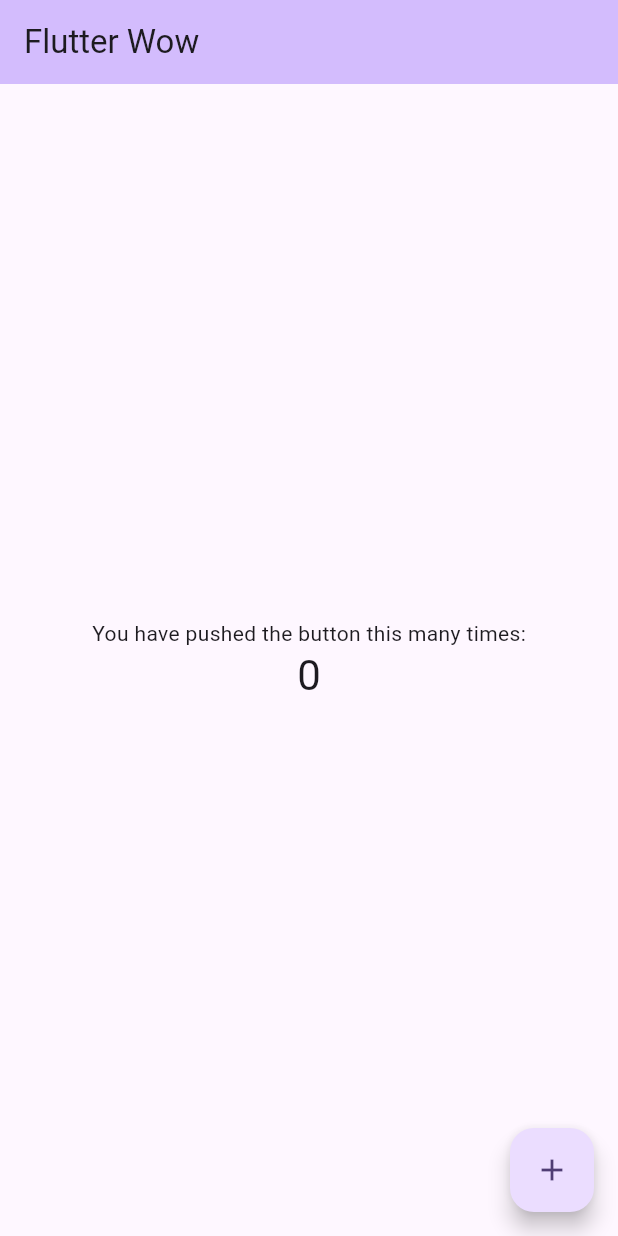
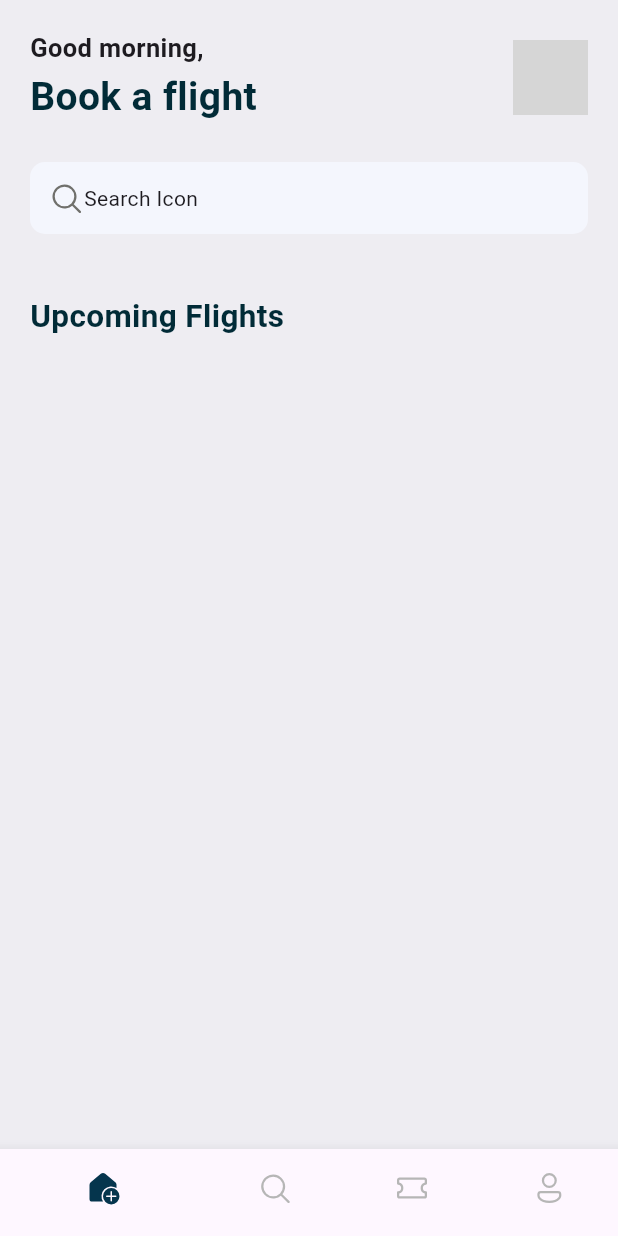
Before and after one commit to kingjamesegun/ticket_app, a Flutter app: the screen it shows after launch, on a phone screen of 412 x 824 dp. Run offline on Flutter 3.47's test engine with Material 3 defaults, Android fonts, the phone set to English and light mode, and no system bars; our stand-ins replace fluentui_icons; grey boxes are pictures that could not be loaded.

Commit message:
working on home screen

```diff
--- /dev/null
+++ b/lib/base/bottom_nav_bar.dart
@@ -0,0 +1,63 @@
+import 'package:fluentui_icons/fluentui_icons.dart';
+import 'package:flutter/material.dart';
+import 'package:ticket_app/screens/home_screen.dart';
+
+class BottomNavBar extends StatefulWidget {
+  const BottomNavBar({super.key});
+
+  @override
+  State<BottomNavBar> createState() => _BottomNavBarState();
+}
+
+class _BottomNavBarState extends State<BottomNavBar> {
+  final appScreens = [
+    const HomeScreen(),
+    const Text("Search"),
+    const Text("Tickets"),
+    const Text("Profile"),
+  ];
+
+  int _selectedIndex = 0;
+
+  void _onItemTapped(int index) {
+    setState(() {
+      _selectedIndex = index;
+    });
+  }
+
+  @override
+  Widget build(BuildContext context) {
+    return Scaffold(
+      body: appScreens[_selectedIndex],
+      bottomNavigationBar: BottomNavigationBar(
+        currentIndex: _selectedIndex,
+        onTap: _onItemTapped,
+        selectedItemColor: const Color.fromARGB(255, 5, 53, 77),
+        unselectedItemColor: const Color(0xFFB6B6B6),
+        showSelectedLabels: false,
+        items: const <BottomNavigationBarItem>[
+          BottomNavigationBarItem(
+            icon: Icon(FluentSystemIcons.ic_fluent_home_add_regular),
+            activeIcon: Icon(FluentSystemIcons.ic_fluent_home_add_filled),
+            label: 'Home',
+          ),
+          BottomNavigationBarItem(
+            icon: Icon(FluentSystemIcons.ic_fluent_search_regular),
+            activeIcon: Icon(FluentSystemIcons.ic_fluent_search_filled),
+            label: 'Search',
+          ),
+          BottomNavigationBarItem(
+            icon: Icon(FluentSystemIcons.ic_fluent_ticket_regular),
+            activeIcon: Icon(FluentSystemIcons.ic_fluent_ticket_filled),
+            label: 'Tickets',
+          ),
+          BottomNavigationBarItem(
+            icon: Icon(FluentSystemIcons.ic_fluent_person_regular),
+            activeIcon: Icon(FluentSystemIcons.ic_fluent_person_filled),
+            label: 'Profile',
+          ),
+        ],
+      ),
+    );
+  }
+}
--- /dev/null
+++ b/lib/base/res/media.dart
@@ -0,0 +1,4 @@
+class AppMedia {
+  static const _baseImage = "assets/images/";
+  static const logo = "$_baseImage/star.png";
+}
--- /dev/null
+++ b/lib/base/res/styles/app_styles.dart
@@ -0,0 +1,18 @@
+import 'package:flutter/material.dart';
+
+Color primary = const Color.fromARGB(0, 0, 83, 106);
+
+class AppStyles {
+  static Color primaryColor = primary;
+  static Color textColor = const Color.fromARGB(255, 1, 43, 55);
+  static Color bgColor = const Color(0xffeeedf2);
+
+  static TextStyle baseTextStyle =
+      TextStyle(fontSize: 16, fontWeight: FontWeight.bold, color: textColor);
+  static TextStyle headLineStyle1 =
+      TextStyle(fontSize: 26, fontWeight: FontWeight.bold, color: textColor);
+  static TextStyle headLineStyle2 =
+      TextStyle(fontSize: 21, fontWeight: FontWeight.bold, color: textColor);
+  static TextStyle headLineStyle3 =
+      const TextStyle(fontSize: 17, fontWeight: FontWeight.w700);
+}
--- /dev/null
+++ b/lib/base/widgets/section_texts.dart
@@ -0,0 +1,31 @@
+import 'package:flutter/material.dart';
+import 'package:ticket_app/base/res/styles/app_styles.dart';
+
+class SectionTexts extends StatelessWidget {
+  const SectionTexts(
+      {super.key, required this.bigText, required this.smallText});
+  final String bigText;
+  final String smallText;
+
+  @override
+  Widget build(BuildContext context) {
+    return Container(
+      padding: const EdgeInsets.symmetric(horizontal: 20),
+      child: Row(
+        mainAxisAlignment: MainAxisAlignment.spaceBetween,
+        children: [
+          Text(
+            bigText,
+            style: AppStyles.headLineStyle2,
+          ),
+          InkWell(
+            onTap: () {},
+            child: Text("View all",
+                style: AppStyles.baseTextStyle
+                    .copyWith(color: AppStyles.primaryColor)),
+          ),
+        ],
+      ),
+    );
+  }
+}
--- a/lib/main.dart
+++ b/lib/main.dart
@@ -1,4 +1,5 @@
 import 'package:flutter/material.dart';
+import 'package:ticket_app/base/bottom_nav_bar.dart';
 
 void main() {
   runApp(const MyApp());
@@ -7,119 +8,11 @@ void main() {
 class MyApp extends StatelessWidget {
   const MyApp({super.key});
 
-  // This widget is the root of your application.
   @override
   Widget build(BuildContext context) {
-    return MaterialApp(
-      title: 'Flutter Demo',
-      theme: ThemeData(
-        // This is the theme of your application.
-        //
-        // TRY THIS: Try running your application with "flutter run". You'll see
-        // the application has a purple toolbar. Then, without quitting the app,
-        // try changing the seedColor in the colorScheme below to Colors.green
-        // and then invoke "hot reload" (save your changes or press the "hot
-        // reload" button in a Flutter-supported IDE, or press "r" if you used
-        // the command line to start the app).
-        //
-        // Notice that the counter didn't reset back to zero; the application
-        // state is not lost during the reload. To reset the state, use hot
-        // restart instead.
-        //
-        // This works for code too, not just values: Most code changes can be
-        // tested with just a hot reload.
-        colorScheme: ColorScheme.fromSeed(seedColor: Colors.deepPurple),
-        useMaterial3: true,
-      ),
-      home: const MyHomePage(title: 'Flutter Wow'),
+    return const MaterialApp(
+      debugShowCheckedModeBanner: false,
+      home: BottomNavBar(),
     );
   }
 }
-
-class MyHomePage extends StatefulWidget {
-  const MyHomePage({super.key, required this.title});
-
-  // This widget is the home page of your application. It is stateful, meaning
-  // that it has a State object (defined below) that contains fields that affect
-  // how it looks.
-
-  // This class is the configuration for the state. It holds the values (in this
-  // case the title) provided by the parent (in this case the App widget) and
-  // used by the build method of the State. Fields in a Widget subclass are
-  // always marked "final".
-
-  final String title;
-
-  @override
-  State<MyHomePage> createState() => _MyHomePageState();
-}
-
-class _MyHomePageState extends State<MyHomePage> {
-  int _counter = 0;
-
-  void _incrementCounter() {
-    setState(() {
-      // This call to setState tells the Flutter framework that something has
-      // changed in this State, which causes it to rerun the build method below
-      // so that the display can reflect the updated values. If we changed
-      // _counter without calling setState(), then the build method would not be
-      // called again, and so nothing would appear to happen.
-      _counter++;
-    });
-  }
-
-  @override
-  Widget build(BuildContext context) {
-    // This method is rerun every time setState is called, for instance as done
-    // by the _incrementCounter method above.
-    //
-    // The Flutter framework has been optimized to make rerunning build methods
-    // fast, so that you can just rebuild anything that needs updating rather
-    // than having to individually change instances of widgets.
-    return Scaffold(
-      appBar: AppBar(
-        // TRY THIS: Try changing the color here to a specific color (to
-        // Colors.amber, perhaps?) and trigger a hot reload to see the AppBar
-        // change color while the other colors stay the same.
-        backgroundColor: Theme.of(context).colorScheme.inversePrimary,
-        // Here we take the value from the MyHomePage object that was created by
-        // the App.build method, and use it to set our appbar title.
-        title: Text(widget.title),
-      ),
-      body: Center(
-        // Center is a layout widget. It takes a single child and positions it
-        // in the middle of the parent.
-        child: Column(
-          // Column is also a layout widget. It takes a list of children and
-          // arranges them vertically. By default, it sizes itself to fit its
-          // children horizontally, and tries to be as tall as its parent.
-          //
-          // Column has various properties to control how it sizes itself and
-          // how it positions its children. Here we use mainAxisAlignment to
-          // center the children vertically; the main axis here is the vertical
-          // axis because Columns are vertical (the cross axis would be
-          // horizontal).
-          //
-          // TRY THIS: Invoke "debug painting" (choose the "Toggle Debug Paint"
-          // action in the IDE, or press "p" in the console), to see the
-          // wireframe for each widget.
-          mainAxisAlignment: MainAxisAlignment.center,
-          children: <Widget>[
-            const Text(
-              'You have pushed the button this many times:',
-            ),
-            Text(
-              '$_counter',
-              style: Theme.of(context).textTheme.headlineMedium,
-            ),
-          ],
-        ),
-      ),
-      floatingActionButton: FloatingActionButton(
-        onPressed: _incrementCounter,
-        tooltip: 'Increment',
-        child: const Icon(Icons.add),
-      ), // This trailing comma makes auto-formatting nicer for build methods.
-    );
-  }
-}
--- /dev/null
+++ b/lib/screens/home_screen.dart
@@ -0,0 +1,78 @@
+import 'package:fluentui_icons/fluentui_icons.dart';
+import 'package:flutter/material.dart';
+import 'package:ticket_app/base/res/styles/app_styles.dart';
+import 'package:ticket_app/base/widgets/section_texts.dart';
+
+import '../base/res/media.dart';
+
+class HomeScreen extends StatelessWidget {
+  const HomeScreen({super.key});
+
+  @override
+  Widget build(BuildContext context) {
+    return Scaffold(
+        backgroundColor: AppStyles.bgColor,
+        body: ListView(children: [
+          const SizedBox(height: 20),
+          Container(
+            padding: const EdgeInsets.symmetric(horizontal: 20),
+            child: Column(children: [
+              Row(
+                mainAxisAlignment: MainAxisAlignment.spaceBetween,
+                children: [
+                  Column(
+                    crossAxisAlignment: CrossAxisAlignment.start,
+                    children: [
+                      Text(
+                        "Good morning,",
+                        style: AppStyles.headLineStyle3,
+                      ),
+                      const SizedBox(height: 2),
+                      Text(
+                        "Book a flight",
+                        style: AppStyles.headLineStyle1,
+                      ),
+                    ],
+                  ),
+                  Container(
+                    width: 50,
+                    height: 50,
+                    decoration: BoxDecoration(
+                      borderRadius: BorderRadius.circular(10),
+                      image: const DecorationImage(
+                          image: AssetImage(AppMedia.logo)),
+                    ),
+                  )
+                ],
+              ),
+              const SizedBox(
+                height: 25,
+              ),
+              Container(
+                padding:
+                    const EdgeInsets.symmetric(horizontal: 12, vertical: 12),
+                decoration: BoxDecoration(
+                    borderRadius: BorderRadius.circular(10),
+                    color: const Color(0xFFF4F6FD)),
+                child: const Row(
+                  children: [
+                    Icon(
+                      FluentSystemIcons.ic_fluent_search_regular,
+                      color: Color.fromARGB(255, 112, 112, 108),
+                    ),
+                    Text("Search Icon"),
+                  ],
+                ),
+              )
+            ]),
+          ),
+          const SizedBox(
+            height: 40,
+          ),
+          const SectionTexts(
+            bigText: "Upcoming Flights",
+            smallText: "View all",
+          ),
+        ]));
+  }
+}
```
Also changed, not shown: pubspec.yaml (+5 -6 lines), assets/images/star.png (added), pubspec.lock.
